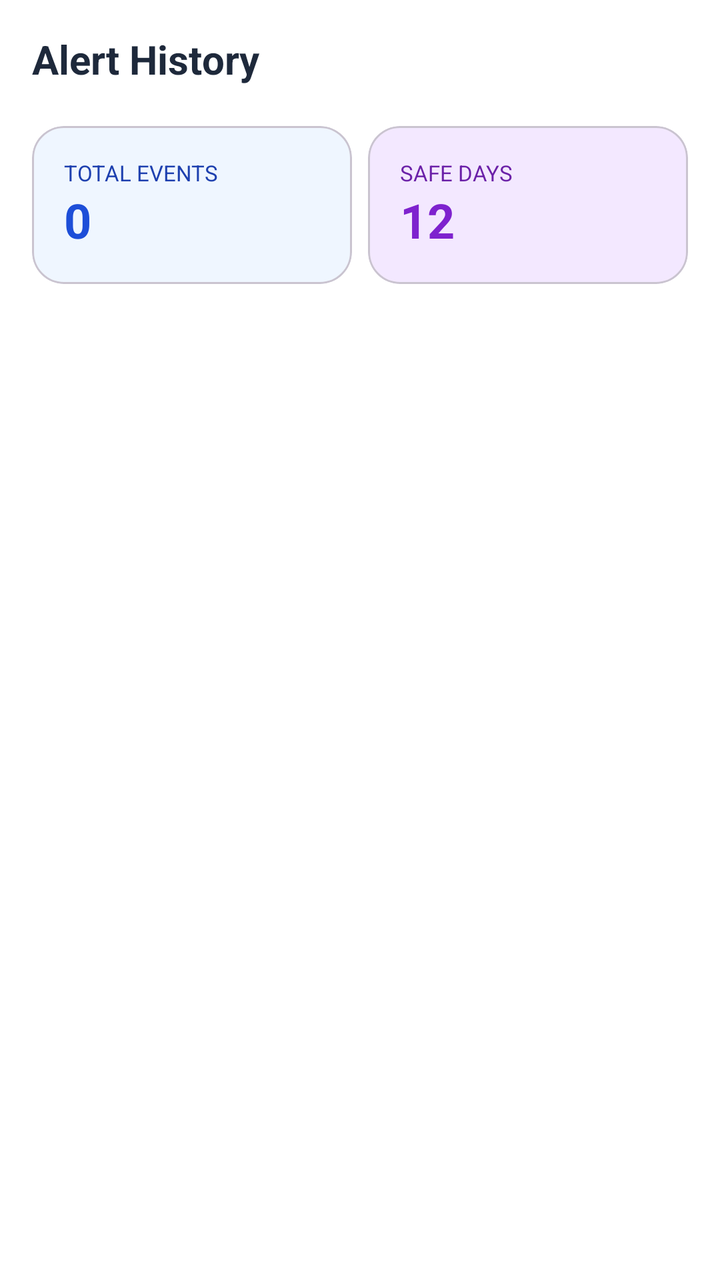
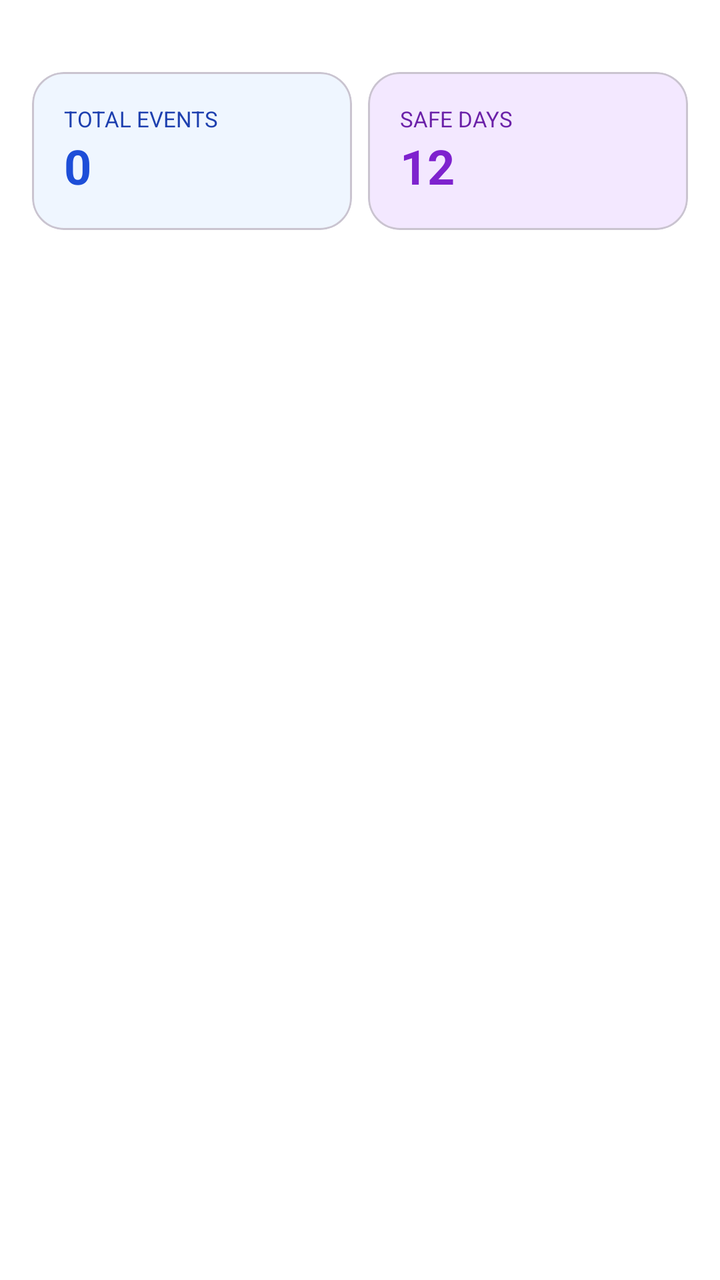

An Android layout rendered at two revisions. The XML below is the earlier revision; the diff shows what the commit changed to produce the second picture.
<!-- AndroidManifest.xml: application theme Theme.SafeRoute -->
<!-- res/layout/fragment_history.xml -->
<?xml version="1.0" encoding="utf-8"?>
<RelativeLayout xmlns:android="http://schemas.android.com/apk/res/android"
    xmlns:app="http://schemas.android.com/apk/res-auto"
    android:layout_width="match_parent"
    android:layout_height="match_parent"
    android:background="#FFFFFF">

    <TextView
        android:id="@+id/tvTitle"
        android:layout_width="wrap_content"
        android:layout_height="wrap_content"
        android:text="Alert History"
        android:textColor="#1E293B"
        android:textSize="20sp"
        android:textStyle="bold"
        android:layout_margin="16dp"/>

    <LinearLayout
        android:id="@+id/statsContainer"
        android:layout_width="match_parent"
        android:layout_height="wrap_content"
        android:layout_below="@id/tvTitle"
        android:orientation="horizontal"
        android:paddingHorizontal="12dp"
        android:weightSum="2">

        <com.google.android.material.card.MaterialCardView
            android:layout_width="0dp"
            android:layout_height="wrap_content"
            android:layout_weight="1"
            android:layout_margin="4dp"
            app:cardCornerRadius="16dp"
            app:cardBackgroundColor="#EFF6FF">
            <LinearLayout
                android:layout_width="match_parent"
                android:layout_height="wrap_content"
                android:orientation="vertical"
                android:padding="16dp">
                <TextView android:layout_width="wrap_content" android:layout_height="wrap_content" android:text="TOTAL EVENTS" android:textSize="11sp" android:textColor="#1E40AF"/>
                <TextView android:id="@+id/tvTotalEventsCount" android:layout_width="wrap_content" android:layout_height="wrap_content" android:text="0" android:textSize="24sp" android:textStyle="bold" android:textColor="#1D4ED8"/>
            </LinearLayout>
        </com.google.android.material.card.MaterialCardView>

        <com.google.android.material.card.MaterialCardView
            android:layout_width="0dp"
            android:layout_height="wrap_content"
            android:layout_weight="1"
            android:layout_margin="4dp"
            app:cardCornerRadius="16dp"
            app:cardBackgroundColor="#F3E8FF">
            <LinearLayout
                android:layout_width="match_parent"
                android:layout_height="wrap_content"
                android:orientation="vertical"
                android:padding="16dp">
                <TextView android:layout_width="wrap_content" android:layout_height="wrap_content" android:text="SAFE DAYS" android:textSize="11sp" android:textColor="#6B21A8"/>
                <TextView android:layout_width="wrap_content" android:layout_height="wrap_content" android:text="12" android:textSize="24sp" android:textStyle="bold" android:textColor="#7E22CE" android:id="@+id/tvSafeDaysCount"/>
            </LinearLayout>
        </com.google.android.material.card.MaterialCardView>
    </LinearLayout>


    <androidx.recyclerview.widget.RecyclerView
        android:id="@+id/rvHistory"
        android:layout_width="match_parent"
        android:layout_height="match_parent"
        android:layout_below="@id/statsContainer"
        android:layout_alignParentBottom="true"
        android:layout_marginTop="12dp" />

</RelativeLayout>
<!-- resources referenced by this layout -->
<resources>
  <style name="Theme.SafeRoute" parent="Base.Theme.SafeRoute" />
  <style name="Base.Theme.SafeRoute" parent="Theme.Material3.DayNight.NoActionBar">
          
          
      </style>
</resources>

<!-- the commit's change to res/layout/fragment_history.xml (unified diff, before → after) -->
@@ -1,60 +1,90 @@
 <?xml version="1.0" encoding="utf-8"?>
-<RelativeLayout xmlns:android="http://schemas.android.com/apk/res/android"
+<LinearLayout xmlns:android="http://schemas.android.com/apk/res/android"
     xmlns:app="http://schemas.android.com/apk/res-auto"
     android:layout_width="match_parent"
     android:layout_height="match_parent"
-    android:background="#FFFFFF">
+    android:background="#FFFFFF"
+    android:orientation="vertical">
 
-    <TextView
-        android:id="@+id/tvTitle"
-        android:layout_width="wrap_content"
+    <com.google.android.material.appbar.AppBarLayout
+        android:layout_width="match_parent"
         android:layout_height="wrap_content"
-        android:text="Alert History"
-        android:textColor="#1E293B"
-        android:textSize="20sp"
-        android:textStyle="bold"
-        android:layout_margin="16dp"/>
+        android:background="#FFFFFF"
+        android:paddingTop="24dp"
+        app:elevation="0dp">
+
+    </com.google.android.material.appbar.AppBarLayout>
 
     <LinearLayout
         android:id="@+id/statsContainer"
         android:layout_width="match_parent"
         android:layout_height="wrap_content"
-        android:layout_below="@id/tvTitle"
         android:orientation="horizontal"
         android:paddingHorizontal="12dp"
+        android:paddingTop="8dp"
         android:weightSum="2">
 
         <com.google.android.material.card.MaterialCardView
             android:layout_width="0dp"
             android:layout_height="wrap_content"
+            android:layout_margin="4dp"
             android:layout_weight="1"
-            android:layout_margin="4dp"
-            app:cardCornerRadius="16dp"
-            app:cardBackgroundColor="#EFF6FF">
+            app:cardBackgroundColor="#EFF6FF"
+            app:cardCornerRadius="16dp">
+
             <LinearLayout
                 android:layout_width="match_parent"
                 android:layout_height="wrap_content"
                 android:orientation="vertical"
                 android:padding="16dp">
-                <TextView android:layout_width="wrap_content" android:layout_height="wrap_content" android:text="TOTAL EVENTS" android:textSize="11sp" android:textColor="#1E40AF"/>
-                <TextView android:id="@+id/tvTotalEventsCount" android:layout_width="wrap_content" android:layout_height="wrap_content" android:text="0" android:textSize="24sp" android:textStyle="bold" android:textColor="#1D4ED8"/>
+
+                <TextView
+                    android:layout_width="wrap_content"
+                    android:layout_height="wrap_content"
+                    android:text="TOTAL EVENTS"
+                    android:textColor="#1E40AF"
+                    android:textSize="11sp" />
+
+                <TextView
+                    android:id="@+id/tvTotalEventsCount"
+                    android:layout_width="wrap_content"
+                    android:layout_height="wrap_content"
+                    android:text="0"
+                    android:textColor="#1D4ED8"
+                    android:textSize="24sp"
+                    android:textStyle="bold" />
             </LinearLayout>
         </com.google.android.material.card.MaterialCardView>
 
         <com.google.android.material.card.MaterialCardView
             android:layout_width="0dp"
             android:layout_height="wrap_content"
+            android:layout_margin="4dp"
             android:layout_weight="1"
-            android:layout_margin="4dp"
-            app:cardCornerRadius="16dp"
-            app:cardBackgroundColor="#F3E8FF">
+            app:cardBackgroundColor="#F3E8FF"
+            app:cardCornerRadius="16dp">
+
             <LinearLayout
                 android:layout_width="match_parent"
                 android:layout_height="wrap_content"
                 android:orientation="vertical"
                 android:padding="16dp">
-                <TextView android:layout_width="wrap_content" android:layout_height="wrap_content" android:text="SAFE DAYS" android:textSize="11sp" android:textColor="#6B21A8"/>
-                <TextView android:layout_width="wrap_content" android:layout_height="wrap_content" android:text="12" android:textSize="24sp" android:textStyle="bold" android:textColor="#7E22CE" android:id="@+id/tvSafeDaysCount"/>
+
+                <TextView
+                    android:layout_width="wrap_content"
+                    android:layout_height="wrap_content"
+                    android:text="SAFE DAYS"
+                    android:textColor="#6B21A8"
+                    android:textSize="11sp" />
+
+                <TextView
+                    android:id="@+id/tvSafeDaysCount"
+                    android:layout_width="wrap_content"
+                    android:layout_height="wrap_content"
+                    android:text="12"
+                    android:textColor="#7E22CE"
+                    android:textSize="24sp"
+                    android:textStyle="bold" />
             </LinearLayout>
         </com.google.android.material.card.MaterialCardView>
     </LinearLayout>
@@ -64,8 +94,6 @@
         android:id="@+id/rvHistory"
         android:layout_width="match_parent"
         android:layout_height="match_parent"
-        android:layout_below="@id/statsContainer"
-        android:layout_alignParentBottom="true"
         android:layout_marginTop="12dp" />
 
-</RelativeLayout>
+</LinearLayout>
